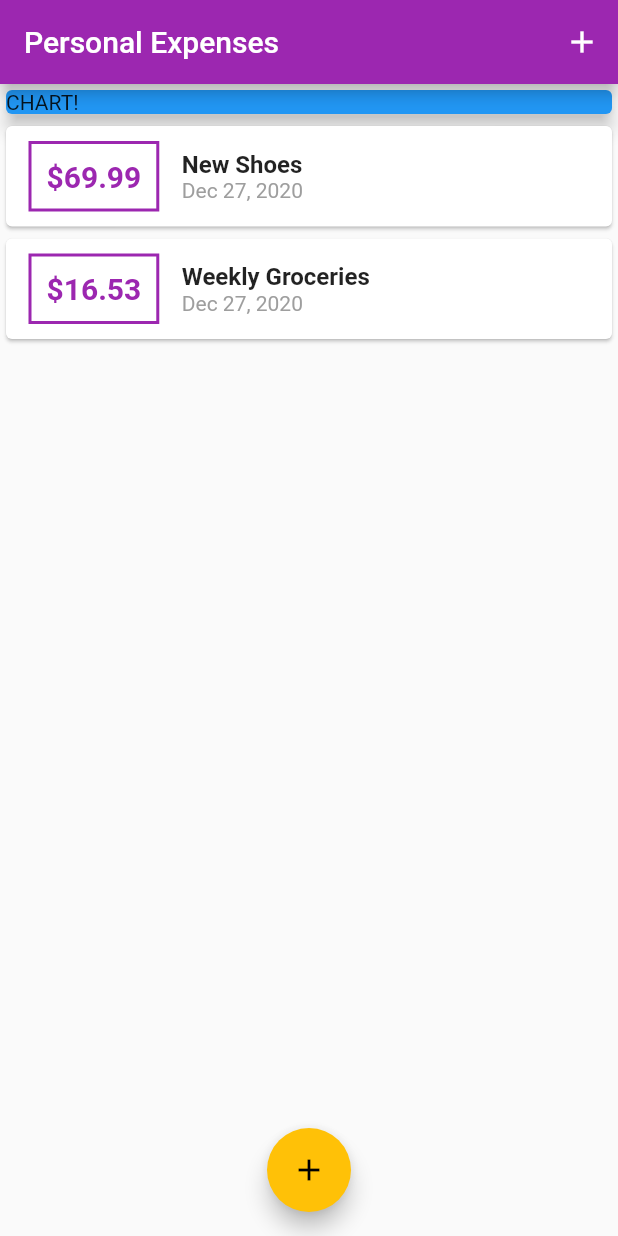
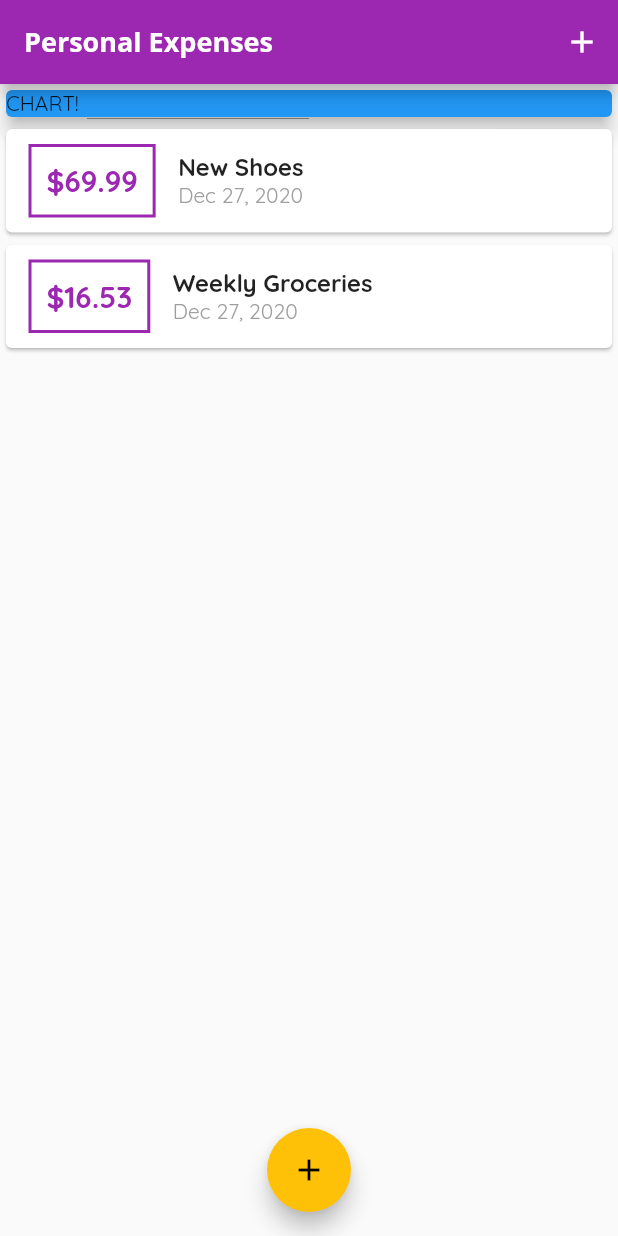
Before and after one commit to lowqilong/learn-flutter, a Flutter app: the screen it shows after launch, on a phone screen of 412 x 824 dp. Run offline on Flutter 3.47's test engine with Material 2 defaults, Android fonts, the phone set to English and light mode, and no system bars.

Commit message:
added fonts

```diff
--- a/expense_app/lib/main.dart
+++ b/expense_app/lib/main.dart
@@ -15,9 +15,18 @@ class MyApp extends StatelessWidget {
     return MaterialApp(
       title: 'Personal Expenses',
       theme: ThemeData(
-        primarySwatch: Colors.purple,
-        accentColor: Colors.amber,
-      ),
+          primarySwatch: Colors.purple,
+          accentColor: Colors.amber,
+          fontFamily: 'Quicksand',
+          appBarTheme: AppBarTheme(
+            textTheme: ThemeData.light().textTheme.copyWith(
+                  headline6: TextStyle(
+                    fontFamily: 'OpenSans',
+                    fontWeight: FontWeight.bold,
+                    fontSize: 18,
+                  ),
+                ),
+          )),
       home: MyHomePage(),
     );
   }
@@ -72,7 +81,9 @@ class _MyHomePageState extends State<MyHomePage> {
   Widget build(BuildContext context) {
     return Scaffold(
       appBar: AppBar(
-        title: Text('Personal Expenses'),
+        title: Text(
+          'Personal Expenses',
+        ),
         actions: <Widget>[
           IconButton(
             icon: Icon(Icons.add),
```
Also changed, not shown: expense_app/pubspec.yaml (+11 -6 lines), expense_app/assets/fonts/OpenSans-Bold.ttf (added), expense_app/assets/fonts/OpenSans-Regular.ttf (added), expense_app/assets/fonts/Quicksand-Bold.ttf (added), expense_app/assets/fonts/Quicksand-Light.ttf (added), expense_app/assets/fonts/Quicksand-Medium.ttf (added), expense_app/assets/fonts/Quicksand-Regular.ttf (added).
